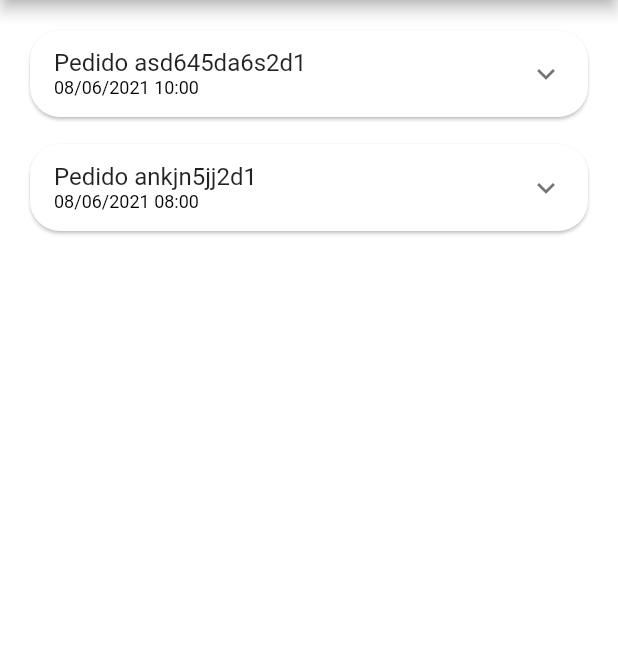
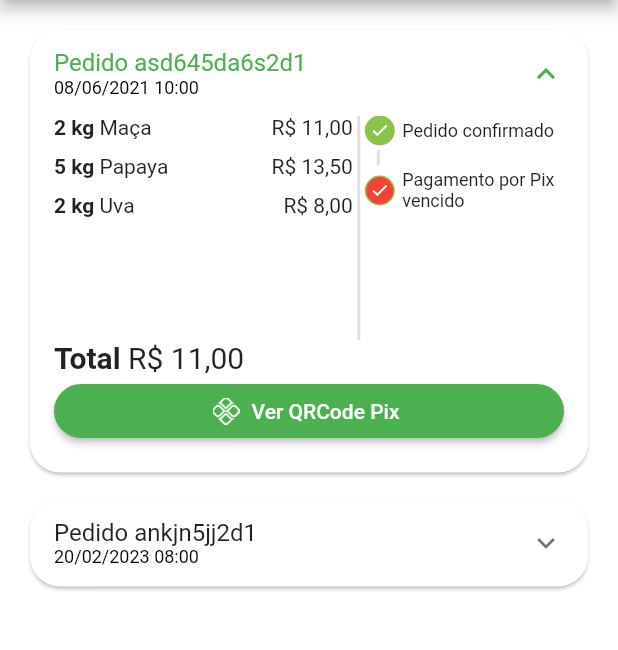
Before and after one commit to BREstrai/quitanda, a Flutter app: the OrderTab screen opened directly, on a phone screen of 412 x 824 dp, the part 84-734 px from its top. Run offline on Flutter 3.47's test engine with Material 2 defaults, Android fonts, the phone set to English and light mode, and no system bars; our stand-ins replace animated_text_kit, badges, mask_text_input_formatter, qr_flutter.

Commit message:
Terminado conclusão do pedido e QRCode do Pix

```diff
--- a/lib/src/config/app_data.dart
+++ b/lib/src/config/app_data.dart
@@ -116,14 +116,14 @@ List<OrderModel> orders = [
         quantity: 2,
       ),
     ],
-    status: 'refunded',
+    status: 'pending_payment',
     copyAndPast: 'q1w2e3r4t5y6',
     total: 11.0,
   ),
   OrderModel(
     id: 'ankjn5jj2d1',
-    createdDateTime: DateTime.parse('2021-06-08 08:00:10.158'),
-    overdueDateTime: DateTime.parse('2023-02-19 23:00:10.158'),
+    createdDateTime: DateTime.parse('2023-02-20 08:00:10.158'),
+    overdueDateTime: DateTime.parse('2023-02-20 23:00:10.158'),
     items: [
       CartItemModel(
         item: manga,
@@ -134,7 +134,7 @@ List<OrderModel> orders = [
         quantity: 2,
       ),
     ],
-    status: 'refunded',
+    status: 'delivered',
     copyAndPast: 'q1w2e3r4t5y6',
     total: 11.0,
   ),
--- a/lib/src/pages/orders/components/order_status_widget.dart
+++ b/lib/src/pages/orders/components/order_status_widget.dart
@@ -43,6 +43,26 @@ class OrderStatusWidget extends StatelessWidget {
             isActive: true,
             title: 'Pagamento por Pix vencido',
             backGroundColor: Colors.red,
+          ),
+        ] else ...[
+          _StatusDot(
+            isActive: currentStatus >= 2,
+            title: 'Pagamento',
+          ),
+          const _CustomDivider(),
+          _StatusDot(
+            isActive: currentStatus >= 3,
+            title: 'Preparando',
+          ),
+          const _CustomDivider(),
+          _StatusDot(
+            isActive: currentStatus >= 4,
+            title: 'Envio',
+          ),
+          const _CustomDivider(),
+          _StatusDot(
+            isActive: currentStatus == 5,
+            title: 'Entregue',
           ),
         ],
       ],
--- a/lib/src/pages/orders/components/order_tab.dart
+++ b/lib/src/pages/orders/components/order_tile.dart
@@ -3,6 +3,7 @@ import 'package:flutter/src/foundation/key.dart';
 import 'package:flutter/src/widgets/framework.dart';
 import 'package:quitanda/src/models/cart_item_model.dart';
 import 'package:quitanda/src/models/order_model.dart';
+import 'package:quitanda/src/pages/common_widgets/payment_dialog.dart';
 import 'package:quitanda/src/pages/orders/components/order_status_widget.dart';
 import 'package:quitanda/src/services/utils_Service.dart';
 
@@ -26,6 +27,7 @@ class OrderTile extends StatelessWidget {
           dividerColor: Colors.transparent,
         ),
         child: ExpansionTile(
+          initiallyExpanded: order.status == 'pending_payment',
           title: Column(
             mainAxisSize: MainAxisSize.min,
             crossAxisAlignment: CrossAxisAlignment.start,
@@ -41,14 +43,16 @@ class OrderTile extends StatelessWidget {
             ],
           ),
           childrenPadding: const EdgeInsets.fromLTRB(16, 0, 16, 16),
+          expandedCrossAxisAlignment: CrossAxisAlignment.stretch,
           children: [
-            SizedBox(
-              height: 150,
+            IntrinsicHeight(
               child: Row(
                 children: [
                   Expanded(
                     flex: 3,
                     child: Container(
+                      child: SizedBox(
+                        height: 150,
                         child: ListView(
                           children: order.items.map((orderItem) {
                             return _OrderItemWidget(
@@ -56,6 +60,7 @@ class OrderTile extends StatelessWidget {
                               orderItem: orderItem,
                             );
                           }).toList(),
+                        ),
                       ),
                     ),
                   ),
@@ -72,6 +77,49 @@ class OrderTile extends StatelessWidget {
                             order.overdueDateTime.isBefore(DateTime.now())),
                   ),
                 ],
+              ),
+            ),
+            Text.rich(
+              TextSpan(
+                style: const TextStyle(
+                  fontSize: 20,
+                ),
+                children: [
+                  const TextSpan(
+                    text: 'Total ',
+                    style: const TextStyle(
+                      fontWeight: FontWeight.bold,
+                    ),
+                  ),
+                  TextSpan(
+                    text: utilsServices.priceToCurrency(order.total),
+                  ),
+                ],
+              ),
+            ),
+            Visibility(
+              //visible: order.status == 4,
+              child: ElevatedButton.icon(
+                onPressed: () {
+                  showDialog(
+                    context: context,
+                    builder: (_) {
+                      return PaymentDialog(
+                        order: order,
+                      );
+                    },
+                  );
+                },
+                style: ElevatedButton.styleFrom(
+                  shape: RoundedRectangleBorder(
+                    borderRadius: BorderRadius.circular(20),
+                  ),
+                ),
+                icon: Image.asset(
+                  'assets/app_images/pix.png',
+                  height: 18,
+                ),
+                label: const Text('Ver QRCode Pix'),
               ),
             ),
           ],
--- a/lib/src/pages/orders/orders_tab.dart
+++ b/lib/src/pages/orders/orders_tab.dart
@@ -1,6 +1,6 @@
 import 'package:flutter/material.dart';
 import 'package:quitanda/src/config/app_data.dart' as appData;
-import 'package:quitanda/src/pages/orders/components/order_tab.dart';
+import 'package:quitanda/src/pages/orders/components/order_tile.dart';
 
 class OrderTab extends StatelessWidget {
   const OrderTab({Key? key}) : super(key: key);
--- a/pubspec.yaml
+++ b/pubspec.yaml
@@ -38,6 +38,7 @@ dependencies:
   mask_text_input_formatter: ^2.0.0
   badges: ^2.0.1
   intl: ^0.17.0
+  qr_flutter: ^4.0.0
 
 dev_dependencies:
   flutter_test:
@@ -64,6 +65,7 @@ flutter:
   # To add assets to your application, add an assets section, like this:
   assets:
     - assets/fruits/
+    - assets/app_images/
 
   # An image asset can refer to one or more resolution-specific "variants", see
   # https://flutter.dev/assets-and-images/#resolution-aware
```
Also changed, not shown: lib/src/pages/cart/cart_tab.dart (+12 -0 lines), lib/src/pages/common_widgets/payment_dialog.dart (added, +95 -0 lines), assets/app_images/pix.png (added), pubspec.lock. Lines whose indentation alone changed are shown as unchanged.
